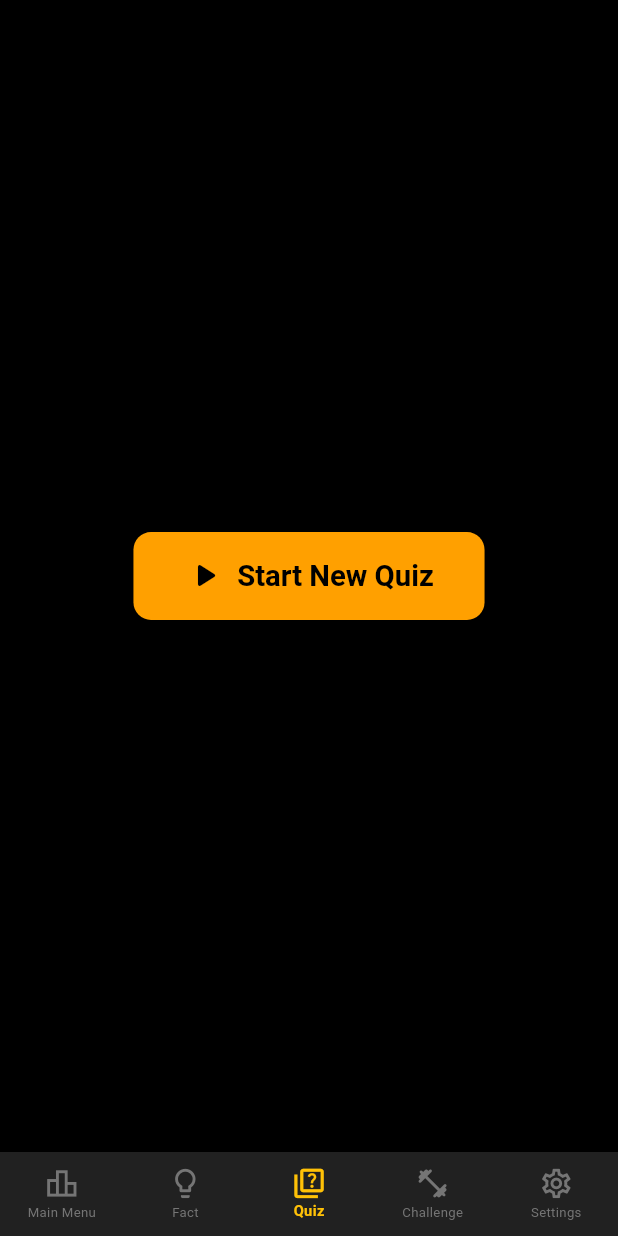
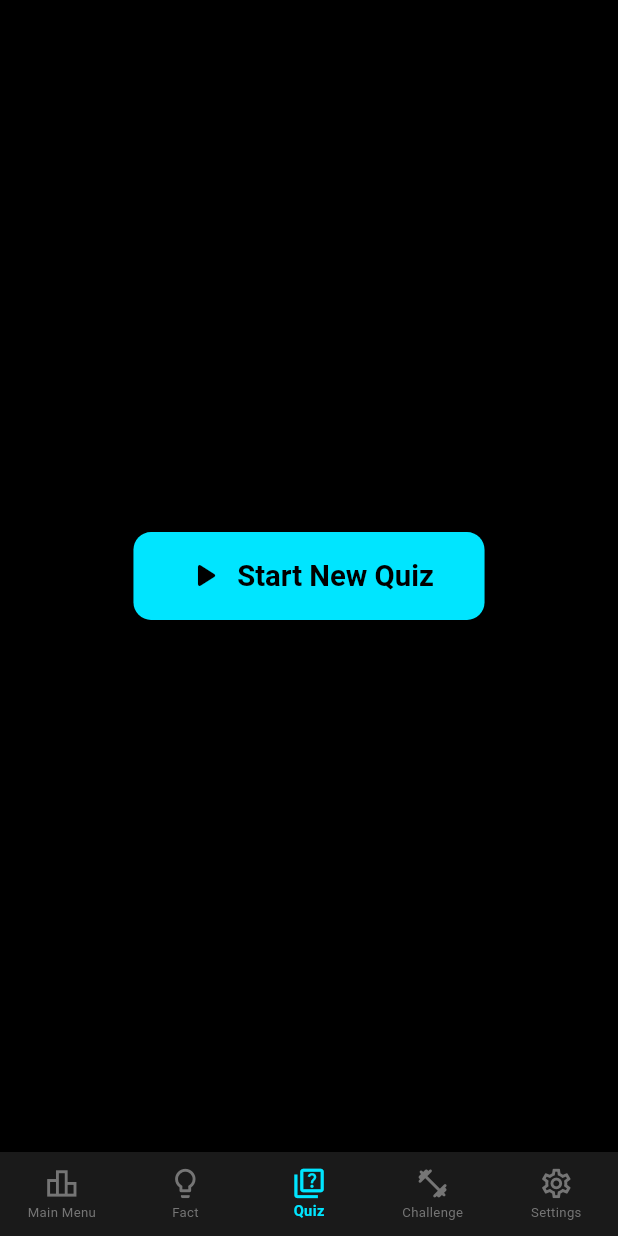
Before and after one commit to s4l1hs/SparkUp, a Flutter app: the screen it shows once a user with an empty profile is signed in, item 3 of the bottom bar chosen, on a phone screen of 412 x 824 dp. Run offline on Flutter 3.47's test engine with Material 3 defaults, Android fonts, the phone set to English and light mode, and no system bars; our stand-ins replace firebase_auth, firebase_core, firebase_messaging, flutter_screenutil, google_sign_in; accounts and stored records are empty; network calls fail.

Commit message:
Color Gradient Update

```diff
--- a/sparkup_app/lib/main.dart
+++ b/sparkup_app/lib/main.dart
@@ -1,5 +1,3 @@
-// main.dart
-
 import 'package:flutter/material.dart';
 import 'package:firebase_core/firebase_core.dart';
 import 'package:firebase_messaging/firebase_messaging.dart';
@@ -11,8 +9,8 @@ import 'l10n/app_localizations.dart';
 import 'locale_provider.dart';
 import 'auth_gate.dart';
 
-// ⚠️ DEĞİŞİKLİK: Backend URL'si lokal SparkUp adresine çevrildi.
-final String backendBaseUrl = "http://127.0.0.1:8000"; // Lokal backend adresi
+// Lokal backend adresi
+final String backendBaseUrl = "http://127.0.0.1:8000";
 
 Future<void> _firebaseMessagingBackgroundHandler(RemoteMessage message) async {
   await Firebase.initializeApp(options: DefaultFirebaseOptions.currentPlatform);
@@ -42,6 +40,11 @@ class MyApp extends StatelessWidget {
 
   @override
   Widget build(BuildContext context) {
+    // Yeni Vurgu Rengi: Canlı Mavi/Cyan
+    final Color primaryColor = Colors.cyanAccent.shade400;
+    // İkincil Enerji Rengi: Kırmızımsı Turuncu
+    final Color secondaryColor = Colors.deepOrangeAccent.shade400;
+
     return ScreenUtilInit(
       designSize: const Size(390, 844),
       minTextAdapt: true,
@@ -53,48 +56,75 @@ class MyApp extends StatelessWidget {
           locale: localeProvider.locale,
           localizationsDelegates: AppLocalizations.localizationsDelegates,
           supportedLocales: AppLocalizations.supportedLocales,
-          // ⚠️ DEĞİŞİKLİK: Başlık Spark Up oldu.
           onGenerateTitle: (context) => "Spark Up",
           debugShowCheckedModeBanner: false,
+
+          // --- SPARK UP YENİ TEMASI (Siyah & Mavi/Turuncu) ---
           theme: ThemeData(
+            // Arka plan rengi
             scaffoldBackgroundColor: Colors.black,
-            primaryColor: Colors.amber.shade600,
-            colorScheme: ColorScheme.fromSwatch(
-              primarySwatch: Colors.amber,
-              accentColor: Colors.orangeAccent,
-              backgroundColor: Colors.grey.shade900,
+
+            // Ana renk paleti
+            colorScheme: ColorScheme.dark(
+              primary: primaryColor, // Vurgu Rengi (Cyan)
+              onPrimary: Colors.black,
+              secondary: secondaryColor, // İkincil Rengi (Turuncu)
+              surface: const Color(0xFF151515), // Kartlar ve konteynerler için koyu yüzey
+              background: Colors.black,
+              onBackground: Colors.white,
             ),
-            cardTheme: CardTheme.of(context).copyWith( // CardThemeData yerine doğru kullanım
-              color: Colors.grey.shade900,
-              elevation: 8,
+
+            // App Bar Teması
+            appBarTheme: AppBarTheme(
+              backgroundColor: Colors.black,
+              foregroundColor: Colors.white,
+              elevation: 0,
+              centerTitle: true,
+              titleTextStyle: TextStyle(
+                fontSize: 22.sp,
+                fontWeight: FontWeight.bold,
+                color: Colors.white,
+              ),
+            ),
+
+            // Kart Teması
+            cardTheme: CardThemeData(
+              color: const Color(0xFF1A1A1A), // Yüzey renginden biraz daha koyu
+              elevation: 4,
               shape: RoundedRectangleBorder(
-                borderRadius: BorderRadius.circular(20.r),
+                borderRadius: BorderRadius.circular(16.r),
               ),
-              shadowColor: Colors.black.withOpacity(0.6),
+              shadowColor: Colors.black.withOpacity(0.4),
+              margin: EdgeInsets.zero,
             ),
+
+            // Giriş Alanları Teması
             inputDecorationTheme: InputDecorationTheme(
               filled: true,
-              fillColor: Colors.grey.shade800,
-              contentPadding: const EdgeInsets.symmetric(vertical: 14, horizontal: 16),
+              fillColor: const Color(0xFF1A1A1A), // Giriş alanı arka planı
+              contentPadding: EdgeInsets.symmetric(vertical: 14.h, horizontal: 16.w),
               border: OutlineInputBorder(
                 borderRadius: BorderRadius.circular(12.r),
-                borderSide: BorderSide(color: Colors.amber.shade700),
+                borderSide: BorderSide(color: Colors.grey.shade700, width: 1.w),
               ),
               enabledBorder: OutlineInputBorder(
                 borderRadius: BorderRadius.circular(12.r),
-                borderSide: BorderSide(color: Colors.amber.shade500),
+                borderSide: BorderSide(color: Colors.grey.shade800, width: 1.w),
               ),
               focusedBorder: OutlineInputBorder(
                 borderRadius: BorderRadius.circular(12.r),
-                borderSide: BorderSide(color: Colors.amber.shade400, width: 2.w),
+                borderSide: BorderSide(color: primaryColor, width: 2.w), // Vurgu rengi
               ),
-              hintStyle: const TextStyle(color: Colors.grey),
+              hintStyle: TextStyle(color: Colors.grey.shade500, fontSize: 16.sp),
+              labelStyle: TextStyle(color: primaryColor, fontSize: 16.sp),
             ),
+
+            // Buton Teması
             elevatedButtonTheme: ElevatedButtonThemeData(
               style: ElevatedButton.styleFrom(
-                backgroundColor: Colors.amber.shade700,
+                backgroundColor: primaryColor, // Vurgu rengi
                 foregroundColor: Colors.black,
-                padding: const EdgeInsets.symmetric(vertical: 14, horizontal: 24),
+                padding: EdgeInsets.symmetric(vertical: 14.h, horizontal: 24.w),
                 shape: RoundedRectangleBorder(
                   borderRadius: BorderRadius.circular(12.r),
                 ),
@@ -102,18 +132,27 @@ class MyApp extends StatelessWidget {
                   fontSize: 16.sp,
                   fontWeight: FontWeight.bold,
                 ),
-                shadowColor: Colors.black.withOpacity(0.6),
-                elevation: 6,
+                shadowColor: Colors.black.withOpacity(0.8),
+                elevation: 8,
               ),
             ),
-            textTheme: const TextTheme(
-              bodyMedium: TextStyle(color: Colors.white),
-              bodyLarge: TextStyle(color: Colors.white),
-              titleLarge: TextStyle(
-                color: Colors.amber,
-                fontWeight: FontWeight.bold,
-              ),
+
+            // Text Teması
+            textTheme: TextTheme(
+              bodyLarge: TextStyle(color: Colors.white, fontSize: 16.sp),
+              bodyMedium: TextStyle(color: Colors.white, fontSize: 14.sp),
+              titleMedium: TextStyle(color: Colors.white, fontWeight: FontWeight.w500, fontSize: 16.sp),
+              titleLarge: TextStyle(color: primaryColor, fontWeight: FontWeight.bold, fontSize: 20.sp), // Vurgu rengi
             ),
+
+            // Bottom Nav Bar Teması
+            bottomNavigationBarTheme: BottomNavigationBarThemeData(
+              backgroundColor: const Color(0xFF1A1A1A),
+              selectedItemColor: primaryColor, // Vurgu rengi
+              unselectedItemColor: Colors.grey.shade600,
+              elevation: 10,
+            )
+
           ),
           home: child,
         );
--- a/sparkup_app/lib/main_screen.dart
+++ b/sparkup_app/lib/main_screen.dart
@@ -52,18 +52,15 @@ class _MainScreenState extends State<MainScreen> {
     }
   }
 
-
   void _onItemTapped(int index) {
     setState(() {
       _selectedIndex = index;
     });
   }
 
-
   @override
   Widget build(BuildContext context) {
     final localizations = AppLocalizations.of(context)!;
-
 
     return Scaffold(
       body: IndexedStack(
@@ -72,9 +69,8 @@ class _MainScreenState extends State<MainScreen> {
       ),
       bottomNavigationBar: BottomNavigationBar(
         type: BottomNavigationBarType.fixed, // 5 öğe için sabit tip
-        backgroundColor: Colors.grey.shade900,
-        selectedItemColor: Colors.amber,
-        unselectedItemColor: Colors.grey.shade600,
+        // DEĞİŞİKLİK: Renkler artık main.dart'taki BottomNavigationBarThemeData'dan geliyor.
+        // Bu sayede buradaki renk tanımlamaları kaldırıldı ve kod temizlendi.
         selectedLabelStyle: TextStyle(fontSize: 10.sp, fontWeight: FontWeight.bold),
         unselectedLabelStyle: TextStyle(fontSize: 9.sp),
 
--- a/sparkup_app/lib/pages/quiz_page.dart
+++ b/sparkup_app/lib/pages/quiz_page.dart
@@ -3,7 +3,7 @@
 import 'dart:convert';
 import 'package:flutter/material.dart';
 import 'package:flutter_screenutil/flutter_screenutil.dart';
-import '../services/api_service.dart'; // ApiService'in bir klasör yukarıda olduğunu varsayıyoruz
+import '../services/api_service.dart';
 import '../l10n/app_localizations.dart';
 
 class QuizPage extends StatefulWidget {
@@ -29,8 +29,8 @@ class _QuizPageState extends State<QuizPage> {
   Future<void> _startNewQuiz() async {
     setState(() => _isLoading = true);
     final localizations = AppLocalizations.of(context)!;
+    final theme = Theme.of(context); // DEĞİŞİKLİK: Temayı alıyoruz
     try {
-      // ⚠️ idToken'ı getQuizQuestions'a iletiyoruz
       final questions = await _apiService.getQuizQuestions(widget.idToken);
       if (mounted) {
         setState(() {
@@ -47,7 +47,8 @@ class _QuizPageState extends State<QuizPage> {
       if (mounted) {
         setState(() => _isLoading = false);
         ScaffoldMessenger.of(context).showSnackBar(
-          SnackBar(content: Text("${localizations.quizCouldNotStart}: $e"), backgroundColor: Colors.red),
+          // DEĞİŞİKLİK: Hata rengi temadan alınıyor
+          SnackBar(content: Text("${localizations.quizCouldNotStart}: $e"), backgroundColor: theme.colorScheme.error),
         );
       }
     }
@@ -62,7 +63,6 @@ class _QuizPageState extends State<QuizPage> {
         _score++;
       }
     });
-    // 1.5 saniye sonra sonraki soruya geç
     Future.delayed(const Duration(milliseconds: 1500), () {
       if(mounted) _nextQuestion();
     });
@@ -82,6 +82,7 @@ class _QuizPageState extends State<QuizPage> {
 
   void _showResultDialog() {
     final localizations = AppLocalizations.of(context)!;
+    final theme = Theme.of(context); // DEĞİŞİKLİK: Temayı alıyoruz
     showDialog(
       context: context,
       barrierDismissible: false,
@@ -94,7 +95,8 @@ class _QuizPageState extends State<QuizPage> {
               Navigator.of(context).pop();
               setState(() => _isQuizActive = false);
             },
-            child: Text(localizations.great, style: const TextStyle(color: Colors.amber)),
+            // DEĞİŞİKLİK: Buton rengi temadan alınıyor
+            child: Text(localizations.great, style: TextStyle(color: theme.colorScheme.primary)),
           )
         ],
       ),
@@ -102,21 +104,24 @@ class _QuizPageState extends State<QuizPage> {
   }
 
   Color _getOptionColor(int index) {
-    if (!_answered) return Colors.grey.shade900;
+    final theme = Theme.of(context); // DEĞİŞİKLİK: Temayı alıyoruz
+    if (!_answered) return theme.cardTheme.color!; // DEĞİŞİKLİK: Temanın kart rengi
     int correctIndex = _questions[_currentIndex]['correct_answer_index'];
-    if (index == correctIndex) return Colors.green.shade700;
-    if (index == _selectedAnswerIndex) return Colors.red.shade700;
-    return Colors.grey.shade900;
+    if (index == correctIndex) return Colors.green.shade700; // Yeşil belirginlik için kalabilir. Alternatif: theme.colorScheme.secondary
+    if (index == _selectedAnswerIndex) return theme.colorScheme.error; // DEĞİŞİKLİK: Temanın hata rengi
+    return theme.cardTheme.color!; // DEĞİŞİKLİK: Temanın kart rengi
   }
 
   @override
   Widget build(BuildContext context) {
     final localizations = AppLocalizations.of(context)!;
+    final theme = Theme.of(context); // DEĞİŞİKLİK: Temayı alıyoruz
 
     if (!_isQuizActive) {
       return Center(
         child: _isLoading
-            ? const CircularProgressIndicator(color: Colors.amber)
+            // DEĞİŞİKLİK: Yükleme göstergesi rengi temadan alınıyor
+            ? CircularProgressIndicator(color: theme.colorScheme.primary)
             : ElevatedButton.icon(
                 icon: Icon(Icons.play_arrow_rounded, size: 28.sp),
                 label: Text(localizations.startNewQuiz, style: TextStyle(fontSize: 20.sp, fontWeight: FontWeight.bold)),
@@ -133,8 +138,8 @@ class _QuizPageState extends State<QuizPage> {
     }
     final options = jsonDecode(_questions[_currentIndex]['options']) as List<dynamic>;
 
+    // DEĞİŞİKLİK: Scaffold backgroundColor temadan geldiği için kaldırıldı.
     return Scaffold(
-      backgroundColor: Colors.black,
       body: _questions.isEmpty
           ? Center(child: Text(localizations.questionDataIsEmpty, style: TextStyle(color: Colors.grey.shade400)))
           : Padding(
@@ -146,7 +151,8 @@ class _QuizPageState extends State<QuizPage> {
                   SizedBox(height: 16.h),
                   Container(
                     padding: EdgeInsets.all(16.w),
-                    decoration: BoxDecoration(color: Colors.grey.shade900, borderRadius: BorderRadius.circular(12.r)),
+                    // DEĞİŞİKLİK: Arka plan rengi temadan alınıyor
+                    decoration: BoxDecoration(color: theme.cardTheme.color, borderRadius: BorderRadius.circular(12.r)),
                     child: Text(_questions[_currentIndex]['question_text'], textAlign: TextAlign.center, style: TextStyle(fontSize: 20.sp, fontWeight: FontWeight.bold, color: Colors.white)),
                   ),
                   const Spacer(),
@@ -161,7 +167,8 @@ class _QuizPageState extends State<QuizPage> {
                           decoration: BoxDecoration(
                             color: _getOptionColor(index),
                             borderRadius: BorderRadius.circular(12.r),
-                            border: Border.all(color: Colors.amber.withOpacity(0.5))
+                            // DEĞİŞİKLİK: Kenarlık rengi temadan alınıyor
+                            border: Border.all(color: theme.colorScheme.primary.withOpacity(0.5))
                           ),
                           child: Text(options[index], style: TextStyle(fontSize: 18.sp, color: Colors.white)),
                         ),
```
Also changed, not shown: sparkup_app/lib/login_page.dart (+14 -9 lines), sparkup_app/lib/pages/challenge_page.dart (+12 -8 lines), sparkup_app/lib/pages/info_page.dart (+13 -8 lines), sparkup_app/lib/pages/leaderboard_page.dart (+28 -14 lines), sparkup_app/lib/pages/settings_page.dart (+25 -14 lines).
